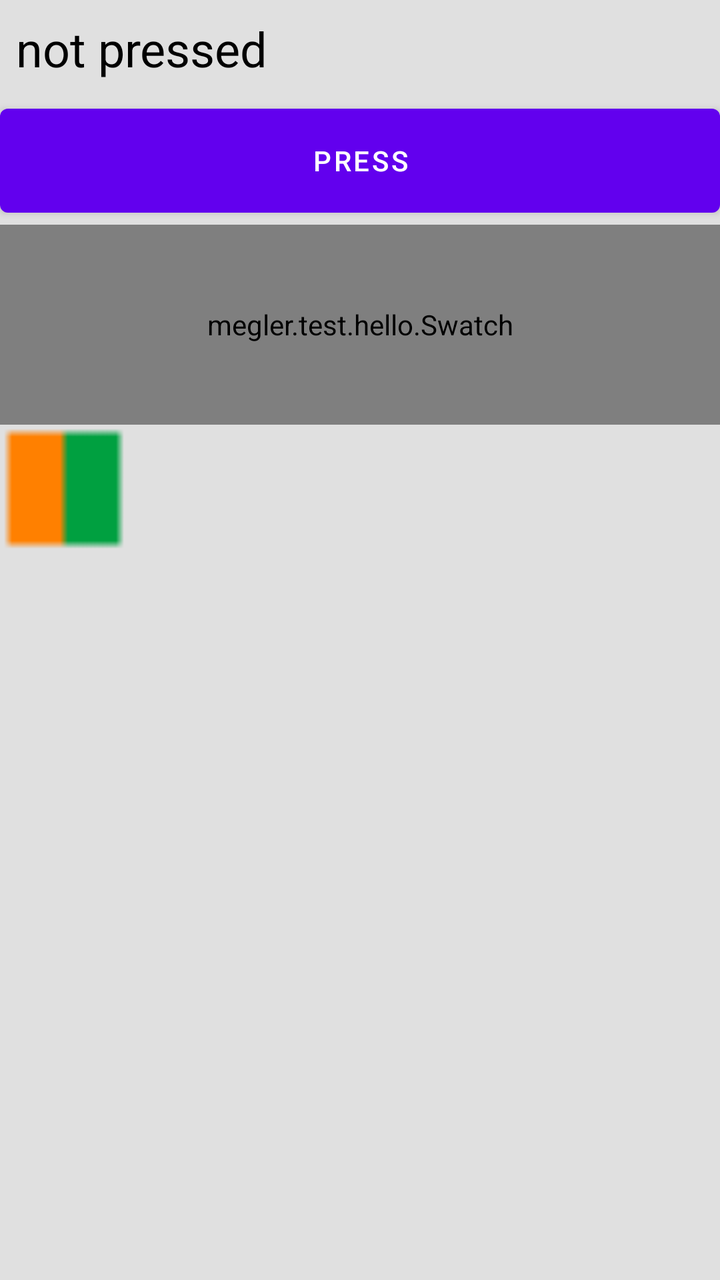
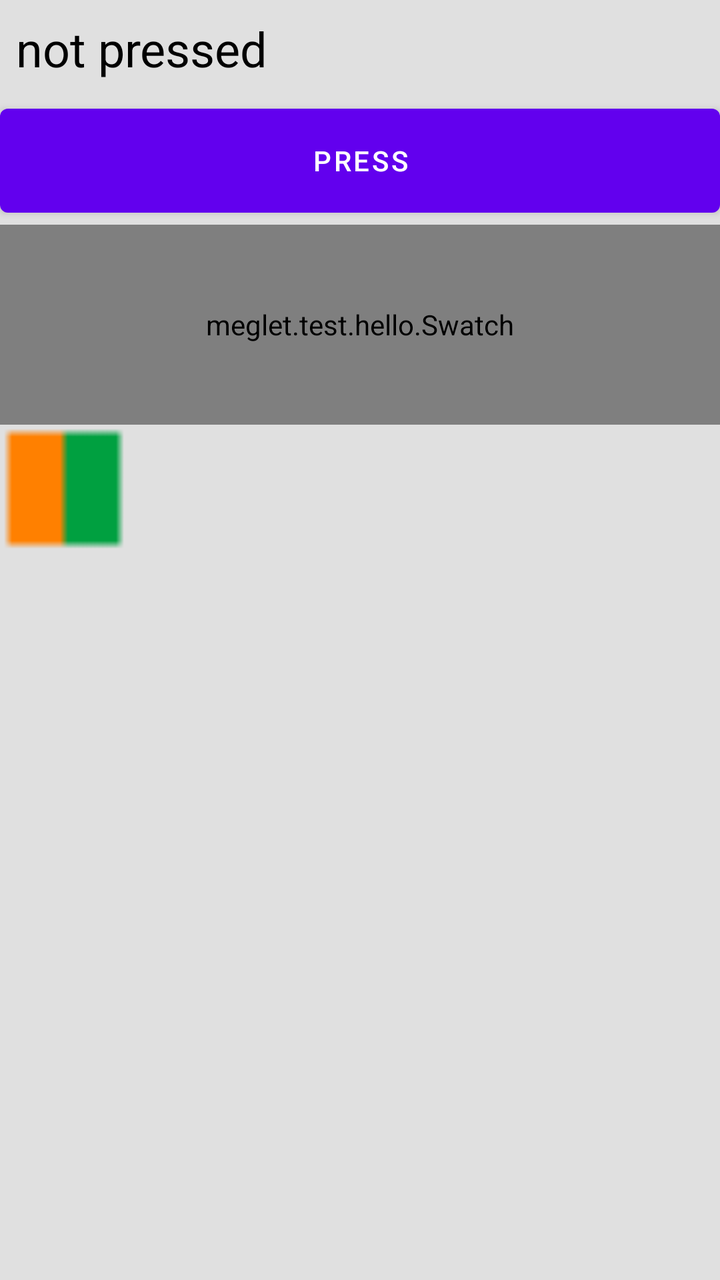

An Android layout rendered at two revisions. The XML below is the earlier revision; the diff shows what the commit changed to produce the second picture.
<!-- AndroidManifest.xml: fallback theme Theme.MaterialComponents.DayNight.NoActionBar -->
<!-- res/layout/main.xml -->
<?xml version="1.0" encoding="utf-8"?>
<LinearLayout xmlns:android="http://schemas.android.com/apk/res/android"
    android:id="@+id/root"
    android:orientation="vertical"
    android:layout_width="match_parent"
    android:layout_height="match_parent"
    android:background="@color/back">
    <TextView
        android:id="@+id/text"
        android:layout_width="match_parent"
        android:layout_height="wrap_content"
        android:padding="8dp"
        android:textSize="24sp"
        android:textColor="#FF000000"
        android:text="@string/hello" />
    <Button
        android:id="@+id/button"
        android:layout_width="match_parent"
        android:layout_height="64dp"
        android:text="@string/press" />
    <megler.test.hello.Swatch
        android:id="@+id/swatch"
        android:layout_width="match_parent"
        android:layout_height="100dp" />
    <ImageView
        android:id="@+id/mark"
        android:layout_width="64dp"
        android:layout_height="64dp"
        android:scaleType="fitXY"
        android:src="@drawable/mark" />
</LinearLayout>
<!-- resources referenced by this layout -->
<resources>
  <color name="back">#FFE0E0E0</color>
  <!-- drawable mark: png bitmap (drawable, 91 bytes) -->
  <string name="hello">not pressed</string>
  <string name="press">Press</string>
</resources>

<!-- the commit's change to res/layout/main.xml (unified diff, before → after) -->
@@ -18,7 +18,7 @@
         android:layout_width="match_parent"
         android:layout_height="64dp"
         android:text="@string/press" />
-    <megler.test.hello.Swatch
+    <meglet.test.hello.Swatch
         android:id="@+id/swatch"
         android:layout_width="match_parent"
         android:layout_height="100dp" />
